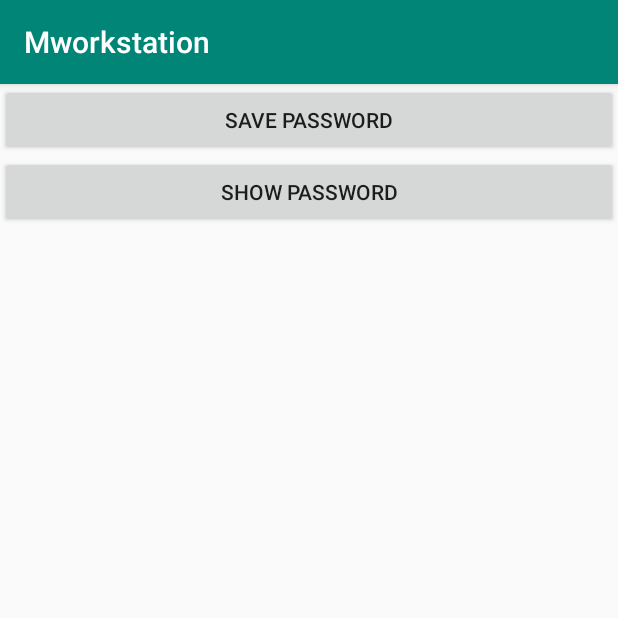
After one commit to MINHAJ10SUST/mworkstation_util, an Android app: the DataEncyptActivity screen opened directly, with no data from a screen before it, on a phone screen of 412 x 824 dp, the top half of it. The commit adds this screen. Run offline under Robolectric (Android 15) with nearby library versions, the phone set to English and light mode, and no system bars.

Commit message:
data encypt

```diff
--- a/app/src/main/AndroidManifest.xml
+++ b/app/src/main/AndroidManifest.xml
@@ -19,7 +19,10 @@
                 <category android:name="android.intent.category.LAUNCHER" />
             </intent-filter>
         </activity>
-        <activity android:name=".jason2view.JasonViewActivity"></activity>
+        <activity android:name=".jason2view.JasonViewActivity" />
+        <activity android:name=".app2install.AppInstallActivity" />
+        <activity android:name=".encrypt2spref.DataEncyptActivity" />
+        <activity android:name=".dateutil.DateActivity"></activity>
     </application>
 
 </manifest>
--- /dev/null
+++ b/app/src/main/java/mworkstation/com/mworkstation/encrypt2spref/DataEncyptActivity.java
@@ -0,0 +1,53 @@
+package mworkstation.com.mworkstation.encrypt2spref;
+
+import androidx.appcompat.app.AppCompatActivity;
+import mworkstation.com.mworkstation.R;
+
+import android.content.Context;
+import android.content.SharedPreferences;
+import android.os.Bundle;
+import android.util.Base64;
+import android.view.View;
+import android.widget.Toast;
+
+import static mworkstation.com.mworkstation.encrypt2spref.Encryption.decrypt;
+import static mworkstation.com.mworkstation.encrypt2spref.Encryption.encrypt;
+
+public class DataEncyptActivity extends AppCompatActivity {
+    SharedPreferences preferences;
+    Context context;
+
+    @Override
+    protected void onCreate(Bundle savedInstanceState) {
+        super.onCreate(savedInstanceState);
+        setContentView(R.layout.activity_data_encypt);
+        context=this;
+        preferences = getSharedPreferences("some_prefs_name", MODE_PRIVATE);
+        final SharedPreferences.Editor editor = preferences.edit();
+
+        findViewById(R.id.save_bt).setOnClickListener(new View.OnClickListener() {
+            @Override
+            public void onClick(View view) {
+                editor.putString(encrypt("password"), encrypt("dummypass"));
+                editor.apply();
+            }
+        });
+        findViewById(R.id.get_bt).setOnClickListener(new View.OnClickListener() {
+            @Override
+            public void onClick(View view) {
+                String passEncrypted = preferences.getString(encrypt("password"), encrypt("default"));
+                String pass = decrypt(passEncrypted);
+
+                Toast.makeText(context, "" + pass.toString(), Toast.LENGTH_LONG).show();
+
+            }
+        });
+
+        // Write
+
+
+        // Read
+    }
+
+
+}
--- /dev/null
+++ b/app/src/main/res/layout/activity_data_encypt.xml
@@ -0,0 +1,21 @@
+<?xml version="1.0" encoding="utf-8"?>
+<LinearLayout xmlns:android="http://schemas.android.com/apk/res/android"
+    xmlns:app="http://schemas.android.com/apk/res-auto"
+    xmlns:tools="http://schemas.android.com/tools"
+    android:layout_width="match_parent"
+    android:layout_height="match_parent"
+    android:orientation="vertical"
+    tools:context=".encrypt2spref.DataEncyptActivity">
+
+    <Button
+        android:id="@+id/save_bt"
+        android:text="save password"
+        android:layout_width="match_parent"
+        android:layout_height="wrap_content" />
+    <Button
+        android:id="@+id/get_bt"
+        android:text="show password"
+        android:layout_width="match_parent"
+        android:layout_height="wrap_content" />
+
+</LinearLayout>
```
Also changed, not shown: app/src/main/java/mworkstation/com/mworkstation/MainActivity.java (+10 -4 lines), app/src/main/java/mworkstation/com/mworkstation/app2install/AppInstallActivity.java (added, +70 -0 lines), app/src/main/java/mworkstation/com/mworkstation/dateutil/DateActivity.java (added, +15 -0 lines), app/src/main/java/mworkstation/com/mworkstation/encrypt2spref/Encryption.java (added, +14 -0 lines), app/src/main/res/layout/activity_app_install.xml (added, +21 -0 lines), app/src/main/res/layout/activity_date.xml (added, +9 -0 lines), app/src/main/res/menu/activity_main_drawer.xml (+6 -6 lines).
